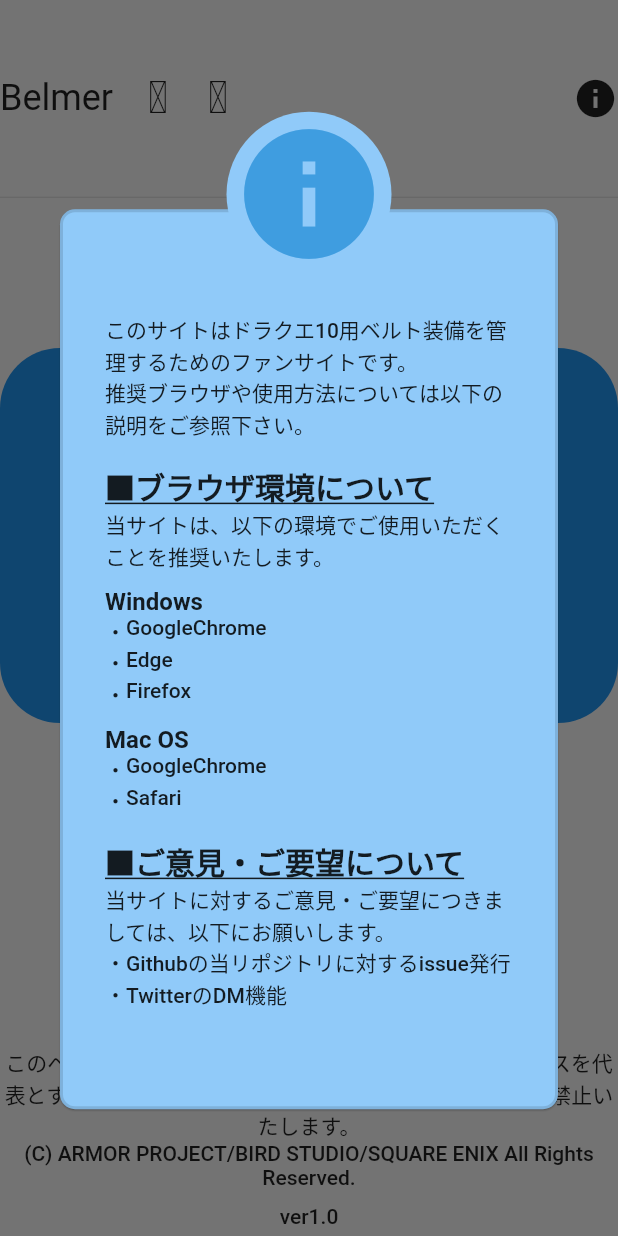
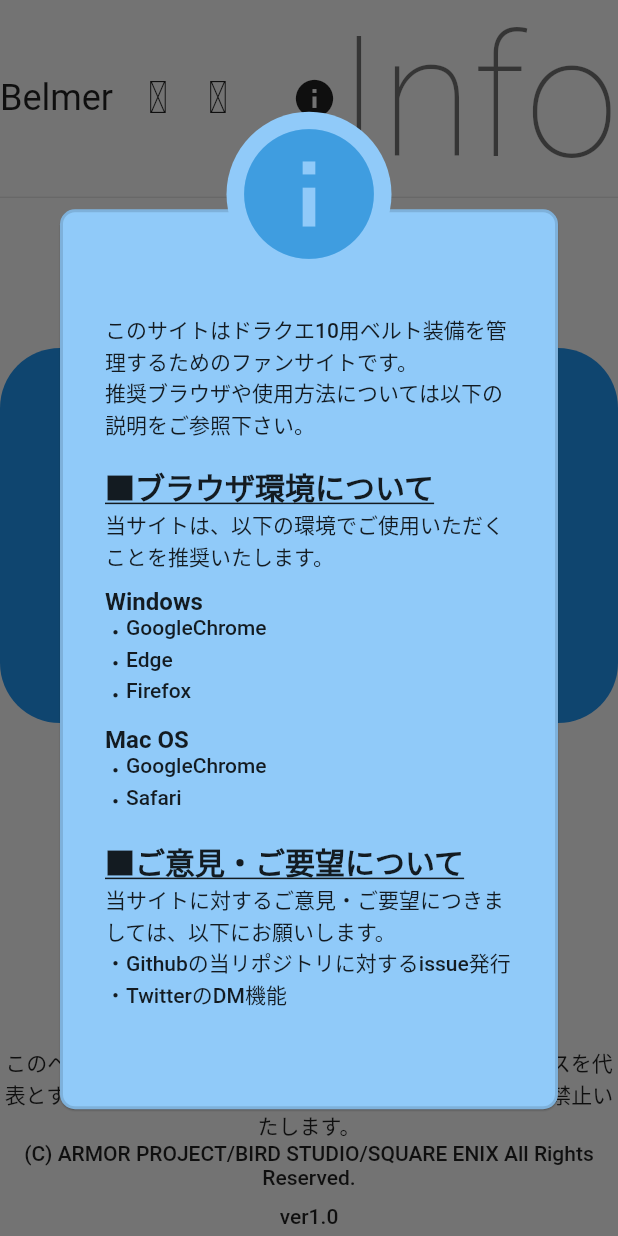
Before and after one commit to yakitama5/belmer, a Flutter app: the BasePage screen opened directly, after a tap on "Info", on a phone screen of 412 x 824 dp. Run offline on Flutter 3.47's test engine with Material 2 defaults, Android fonts, the light colour scheme and no system bars; our stand-ins replace awesome_dialog, bloc, cloud_firestore, equatable, eva_icons_flutter, expandable and 6 more; missing offline and left inert: animated_button, flutter_form_bloc, table_sticky_headers; accounts and stored records are empty; Roboto replaces fonts that are missing (Meiryo); statements that could not run were skipped.

Commit message:
レイアウト修正  - ヘッダーボタンの展開を削除してアイコン+ラベルボタンに

```diff
--- /dev/null
+++ b/lib/app/widgets/components/pc/header_button.dart
@@ -0,0 +1,47 @@
+import 'package:belmer/app/utils/importer.dart';
+
+class HeaderButton extends StatelessWidget {
+  final IconData _iconData;
+  final String _label;
+  final void Function()? _onTap;
+  final String? _tooltipMessage;
+
+  const HeaderButton(
+      {Key? key,
+      required IconData iconData,
+      required String label,
+      String? tooltipMessage,
+      void Function()? onTap})
+      : _iconData = iconData,
+        _label = label,
+        _onTap = onTap,
+        _tooltipMessage = tooltipMessage,
+        super(key: key);
+
+  @override
+  Widget build(BuildContext context) {
+    final Widget iconWidget = Icon(
+      this._iconData,
+      size: 30,
+    );
+    final Widget textWidget = Text(
+      _label,
+      style: Theme.of(context).textTheme.headline1,
+    );
+
+    return Tooltip(
+      message: _tooltipMessage ?? _label,
+      child: InkWell(
+        borderRadius: BorderRadius.all(Radius.circular(10)),
+        child: Row(
+          mainAxisAlignment: MainAxisAlignment.center,
+          children: [
+            iconWidget,
+            textWidget,
+          ],
+        ),
+        onTap: _onTap,
+      ),
+    );
+  }
+}
--- a/lib/app/widgets/pages/pc/base_page.dart
+++ b/lib/app/widgets/pages/pc/base_page.dart
@@ -4,6 +4,7 @@ import 'package:belmer/app/blocs/page_view/page_view_bloc.dart';
 import 'package:belmer/app/blocs/page_view/page_view_event.dart';
 import 'package:belmer/app/utils/importer.dart';
 import 'package:belmer/app/widgets/components/accordion_icon_button.dart';
+import 'package:belmer/app/widgets/components/pc/header_button.dart';
 import 'package:belmer/app/widgets/components/pc/header_icon_button.dart';
 import 'package:belmer/app/widgets/components/pc/logo_text.dart';
 import 'package:belmer/app/widgets/components/space_box.dart';
@@ -104,30 +105,24 @@ class _Header extends StatelessWidget {
   }
 
   Widget _buildHomeButton(BuildContext context) {
-    return AccordionIconButton(
+    return HeaderButton(
       iconData: Icons.home,
-      iconSize: 30,
-      maxWidth: 100,
       label: "Home",
       onTap: () => context.read<PageViewBloc>().add(PageViewEventHome()),
     );
   }
 
   Widget _buildSearchButton(BuildContext context) {
-    return AccordionIconButton(
+    return HeaderButton(
       iconData: Icons.search,
-      iconSize: 30,
-      maxWidth: 100,
       label: "Search",
       onTap: () => context.read<PageViewBloc>().add(PageViewEventSearch()),
     );
   }
 
   Widget _buildInfoButton(BuildContext context) {
-    return AccordionIconButton(
+    return HeaderButton(
       iconData: Icons.info,
-      iconSize: 30,
-      maxWidth: 100,
       label: "Info",
       onTap: () => InfoDialog.show(context),
       // onTap: () => context.read<PageViewBloc>().add(PageViewEventTest()),
@@ -135,10 +130,8 @@ class _Header extends StatelessWidget {
   }
 
   Widget _buildLogoutButton(BuildContext context) {
-    return AccordionIconButton(
+    return HeaderButton(
       iconData: Icons.logout,
-      iconSize: 30,
-      maxWidth: 100,
       label: "Logout",
       onTap: () => context.read<AuthBloc>().add(SignOut()),
     );
```
